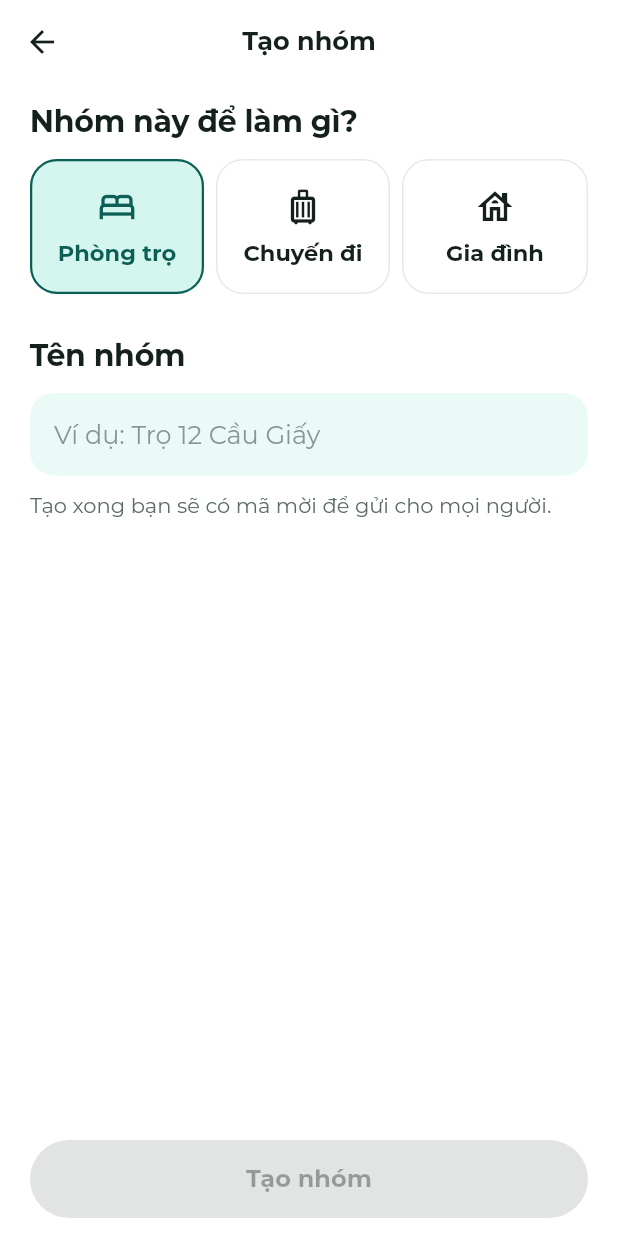
After one commit to thnhdtdev/tach, a Flutter app: the CreateGroupScreen screen opened directly, on a phone screen of 412 x 824 dp. The commit adds this screen. Run offline on Flutter 3.47's test engine with Material 3 defaults, Android fonts, the phone set to English and light mode, and no system bars; our stand-ins replace flutter_bloc, get_it, image_picker, material_ui, qr_flutter, shared_preferences; accounts and stored records are empty; project files that could hold a hidden picture were left out.

Commit message:
✨  feat: add group creation, switching and invite code

```diff
--- a/lib/src/datasource/sample/sample_group_repository.dart
+++ b/lib/src/datasource/sample/sample_group_repository.dart
@@ -51,6 +51,8 @@ class SampleGroupRepository implements GroupRepository {
         id: 'g-tro12',
         name: 'Trọ 12',
         code: 'TRO12',
+        type: GroupType.room,
+        inviteCode: 'K7M2QP',
         members: [
           Member(
             id: _me,
--- a/lib/src/domain/entities/group.dart
+++ b/lib/src/domain/entities/group.dart
@@ -48,11 +48,16 @@ class Member {
       Member(id: id, name: name, bank: bank, avatarBytes: bytes);
 }
 
+/// Nhóm dùng để làm gì. Quyết định gợi ý tên và cách gọi trong giao diện.
+enum GroupType { room, trip, family }
+
 class Group {
   const Group({
     required this.id,
     required this.name,
     required this.code,
+    required this.type,
+    required this.inviteCode,
     required this.members,
   });
 
@@ -61,8 +66,18 @@ class Group {
 
   /// Mã ngắn không dấu, dùng trong nội dung chuyển khoản (ví dụ `TRO12`).
   final String code;
+  final GroupType type;
+
+  /// Mã gửi cho người khác để họ vào nhóm.
+  final String inviteCode;
   final List<Member> members;
 
-  Group copyWith({List<Member>? members}) =>
-      Group(id: id, name: name, code: code, members: members ?? this.members);
+  Group copyWith({List<Member>? members}) => Group(
+    id: id,
+    name: name,
+    code: code,
+    type: type,
+    inviteCode: inviteCode,
+    members: members ?? this.members,
+  );
 }
--- /dev/null
+++ b/lib/src/presentation/group/create_group_screen.dart
@@ -0,0 +1,175 @@
+import 'package:flutter/services.dart';
+import 'package:flutter_bloc/flutter_bloc.dart';
+import 'package:material_ui/material_ui.dart';
+
+import '../../core/theme/app_colors.dart';
+import '../../domain/entities/group.dart';
+import '../ledger/ledger_cubit.dart';
+import 'group_invite_screen.dart';
+import 'group_type_ui.dart';
+
+/// Tạo nhóm mới: chọn loại nhóm, đặt tên, rồi sang màn mời bạn.
+class CreateGroupScreen extends StatefulWidget {
+  const CreateGroupScreen({super.key});
+
+  @override
+  State<CreateGroupScreen> createState() => _CreateGroupScreenState();
+}
+
+class _CreateGroupScreenState extends State<CreateGroupScreen> {
+  final _name = TextEditingController();
+  var _type = GroupType.room;
+
+  bool get _canCreate => _name.text.trim().isNotEmpty;
+
+  @override
+  void dispose() {
+    _name.dispose();
+    super.dispose();
+  }
+
+  void _create() {
+    final group = context.read<LedgerCubit>().createGroup(
+      name: _name.text,
+      type: _type,
+    );
+    Navigator.of(context).pushReplacement(
+      MaterialPageRoute<void>(
+        builder: (_) => GroupInviteScreen(groupId: group.id, justCreated: true),
+      ),
+    );
+  }
+
+  @override
+  Widget build(BuildContext context) {
+    final text = Theme.of(context).textTheme;
+
+    return Scaffold(
+      appBar: AppBar(title: const Text('Tạo nhóm')),
+      body: ListView(
+        padding: const EdgeInsets.fromLTRB(20, 12, 20, 24),
+        children: [
+          Text('Nhóm này để làm gì?', style: text.titleLarge),
+          const SizedBox(height: 12),
+          Row(
+            children: [
+              for (final type in GroupType.values)
+                Expanded(
+                  child: Padding(
+                    padding: EdgeInsets.only(
+                      right: type == GroupType.values.last ? 0 : 8,
+                    ),
+                    child: _TypeOption(
+                      type: type,
+                      selected: _type == type,
+                      onTap: () => setState(() => _type = type),
+                    ),
+                  ),
+                ),
+            ],
+          ),
+          const SizedBox(height: 28),
+          Text('Tên nhóm', style: text.titleLarge),
+          const SizedBox(height: 12),
+          TextField(
+            controller: _name,
+            textCapitalization: TextCapitalization.sentences,
+            inputFormatters: [LengthLimitingTextInputFormatter(30)],
+            style: text.titleMedium,
+            decoration: InputDecoration(
+              hintText: _type.nameHint,
+              hintStyle: text.titleMedium?.copyWith(
+                color: TachColors.inkSoft.withValues(alpha: 0.7),
+                fontWeight: FontWeight.w400,
+              ),
+              filled: true,
+              fillColor: TachColors.mintWash.withValues(alpha: 0.5),
+              border: OutlineInputBorder(
+                borderRadius: BorderRadius.circular(16),
+                borderSide: BorderSide.none,
+              ),
+            ),
+            onChanged: (_) => setState(() {}),
+            onSubmitted: (_) {
+              if (_canCreate) _create();
+            },
+          ),
+          const SizedBox(height: 10),
+          Text(
+            'Tạo xong bạn sẽ có mã mời để gửi cho mọi người.',
+            style: text.bodyMedium,
+          ),
+        ],
+      ),
+      bottomNavigationBar: SafeArea(
+        child: Padding(
+          padding: EdgeInsets.fromLTRB(
+            20,
+            8,
+            20,
+            12 + MediaQuery.viewInsetsOf(context).bottom,
+          ),
+          child: FilledButton(
+            onPressed: _canCreate ? _create : null,
+            child: const Text('Tạo nhóm'),
+          ),
+        ),
+      ),
+    );
+  }
+}
+
+class _TypeOption extends StatelessWidget {
+  const _TypeOption({
+    required this.type,
+    required this.selected,
+    required this.onTap,
+  });
+
+  final GroupType type;
+  final bool selected;
+  final VoidCallback onTap;
+
+  @override
+  Widget build(BuildContext context) {
+    final text = Theme.of(context).textTheme;
+    final color = selected ? TachColors.mintDeep : TachColors.ink;
+
+    return Semantics(
+      button: true,
+      selected: selected,
+      label: type.label,
+      excludeSemantics: true,
+      child: Material(
+        color: selected ? TachColors.mintWash : TachColors.paper,
+        shape: RoundedRectangleBorder(
+          borderRadius: BorderRadius.circular(18),
+          side: BorderSide(
+            color: selected ? TachColors.mintDeep : TachColors.line,
+            width: selected ? 1.5 : 1,
+          ),
+        ),
+        child: InkWell(
+          borderRadius: BorderRadius.circular(18),
+          onTap: onTap,
+          child: Padding(
+            padding: const EdgeInsets.symmetric(vertical: 18, horizontal: 6),
+            child: Column(
+              children: [
+                Icon(type.icon, size: 28, color: color),
+                const SizedBox(height: 8),
+                FittedBox(
+                  fit: BoxFit.scaleDown,
+                  child: Text(
+                    type.label,
+                    style: text.labelLarge?.copyWith(color: color),
+                  ),
+                ),
+              ],
+            ),
+          ),
+        ),
+      ),
+    );
+  }
+}
--- /dev/null
+++ b/lib/src/presentation/group/group_type_ui.dart
@@ -0,0 +1,25 @@
+import 'package:material_ui/material_ui.dart';
+
+import '../../domain/entities/group.dart';
+
+/// Cách gọi và biểu tượng của từng loại nhóm trong giao diện.
+extension GroupTypeUi on GroupType {
+  String get label => switch (this) {
+    GroupType.room => 'Phòng trọ',
+    GroupType.trip => 'Chuyến đi',
+    GroupType.family => 'Gia đình',
+  };
+
+  IconData get icon => switch (this) {
+    GroupType.room => Icons.bed_outlined,
+    GroupType.trip => Icons.luggage_outlined,
+    GroupType.family => Icons.house_outlined,
+  };
+
+  /// Gợi ý tên nhóm hiện trong ô nhập.
+  String get nameHint => switch (this) {
+    GroupType.room => 'Ví dụ: Trọ 12 Cầu Giấy',
+    GroupType.trip => 'Ví dụ: Đà Lạt tháng 12',
+    GroupType.family => 'Ví dụ: Nhà mình',
+  };
+}
--- a/lib/src/presentation/ledger/ledger_cubit.dart
+++ b/lib/src/presentation/ledger/ledger_cubit.dart
@@ -1,3 +1,4 @@
+import 'dart:math';
 import 'dart:typed_data';
 
 import 'package:flutter_bloc/flutter_bloc.dart';
@@ -12,29 +13,66 @@ import '../../domain/logic/balances.dart';
 import '../../domain/logic/split.dart';
 import '../../domain/repositories/group_repository.dart';
 
+/// Một nhóm cùng sổ chi tiêu của nó.
+class GroupLedger {
+  const GroupLedger({
+    required this.group,
+    this.expenses = const [],
+    this.settlements = const [],
+  });
+
+  final Group group;
+
+  /// Khoản chi của nhóm, mới nhất đứng đầu.
+  final List<Expense> expenses;
+  final List<Settlement> settlements;
+}
+
+const _noGroup = GroupLedger(
+  group: Group(
+    id: '',
+    name: '',
+    code: '',
+    type: GroupType.room,
+    inviteCode: '',
+    members: [],
+  ),
+);
+
 class LedgerState {
   const LedgerState({
     required this.isLoading,
-    required this.group,
     required this.meId,
-    required this.expenses,
-    required this.settlements,
+    required this.ledgers,
+    required this.currentGroupId,
   });
 
   const LedgerState.loading()
     : isLoading = true,
-      group = const Group(id: '', name: '', code: '', members: []),
       meId = '',
-      expenses = const [],
-      settlements = const [];
+      ledgers = const [],
+      currentGroupId = '';
 
   final bool isLoading;
-  final Group group;
   final String meId;
 
-  /// Khoản chi của nhóm, mới nhất đứng đầu.
-  final List<Expense> expenses;
-  final List<Settlement> settlements;
+  /// Mọi nhóm người dùng đang tham gia, theo thứ tự vào nhóm.
+  final List<GroupLedger> ledgers;
+  final String currentGroupId;
+
+  GroupLedger get _current => ledgers.firstWhere(
+    (l) => l.group.id == currentGroupId,
+    orElse: () => _noGroup,
+  );
+
+  List<Group> get groups => [for (final l in ledgers) l.group];
+
+  /// Nhóm đang mở.
+  Group get group => _current.group;
+
+  /// Khoản chi của nhóm đang mở, mới nhất đứng đầu.
+  List<Expense> get expenses => _current.expenses;
+  List<Settlement> get settlements => _current.settlements;
 
   Member member(String id) => group.members.firstWhere((m) => m.id == id);
 
@@ -71,28 +109,50 @@ class LedgerState {
     return null;
   }
 
+  /// Bản sao với thay đổi áp vào nhóm đang mở.
   LedgerState copyWith({
     Group? group,
     List<Expense>? expenses,
     List<Settlement>? settlements,
   }) {
+    final current = _current;
+    return withLedgers([
+      for (final l in ledgers)
+        if (l.group.id == currentGroupId)
+          GroupLedger(
+            group: group ?? current.group,
+            expenses: expenses ?? current.expenses,
+            settlements: settlements ?? current.settlements,
+          )
+        else
+          l,
+    ]);
+  }
+
+  LedgerState withLedgers(List<GroupLedger> ledgers, {String? currentGroupId}) {
     return LedgerState(
       isLoading: isLoading,
-      group: group ?? this.group,
       meId: meId,
-      expenses: expenses ?? this.expenses,
-      settlements: settlements ?? this.settlements,
+      ledgers: ledgers,
+      currentGroupId: currentGroupId ?? this.currentGroupId,
     );
   }
 }
 
-/// Trạng thái sổ chi tiêu của nhóm đang mở.
+/// Trạng thái các nhóm của người dùng và sổ chi tiêu của nhóm đang mở.
 ///
 /// Thay đổi hiện chỉ giữ trong bộ nhớ; khi có Supabase sẽ ghi qua repository.
 class LedgerCubit extends Cubit<LedgerState> {
-  LedgerCubit(this._repository) : super(const LedgerState.loading());
+  LedgerCubit(this._repository, {Random? random})
+    : _random = random ?? Random(),
+      super(const LedgerState.loading());
+
+  /// Bộ ký tự mã mời, bỏ các ký tự dễ đọc nhầm (0/O, 1/I/L).
+  static const _inviteAlphabet = 'ABCDEFGHJKMNPQRSTUVWXYZ23456789';
+  static const _inviteLength = 6;
 
   final GroupRepository _repository;
+  final Random _random;
   var _localId = 0;
 
   String _newId(String prefix) => '$prefix-local-${_localId++}';
@@ -103,11 +163,16 @@ class LedgerCubit extends Cubit<LedgerState> {
     emit(
       LedgerState(
         isLoading: false,
+        meId: snapshot.currentUserId,
+        currentGroupId: snapshot.group.id,
+        ledgers: [
+          GroupLedger(
             group: snapshot.group,
-        meId: snapshot.currentUserId,
             expenses: [...snapshot.expenses]
               ..sort((a, b) => b.createdAt.compareTo(a.createdAt)),
             settlements: snapshot.settlements,
+          ),
+        ],
       ),
     );
   }
@@ -179,17 +244,53 @@ class LedgerCubit extends Cubit<LedgerState> {
     });
   }
 
+  /// Hồ sơ của người dùng đi theo họ ở mọi nhóm, nên sửa ở tất cả các nhóm.
   void _updateMe(Member Function(Member) change) {
     emit(
-      state.copyWith(
-        group: state.group.copyWith(
+      state.withLedgers([
+        for (final l in state.ledgers)
+          GroupLedger(
+            group: l.group.copyWith(
               members: [
-            for (final m in state.group.members)
+                for (final m in l.group.members)
                   if (m.id == state.meId) change(m) else m,
               ],
             ),
+            expenses: l.expenses,
+            settlements: l.settlements,
           ),
+      ]),
     );
+  }
+
+  /// Tạo nhóm mới chỉ có người dùng, rồi mở luôn nhóm đó.
+  Group createGroup({required String name, required GroupType type}) {
+    final trimmed = name.trim();
+    final group = Group(
+      id: _newId('g'),
+      name: trimmed,
+      code: groupCodeFromName(trimmed),
+      type: type,
+      inviteCode: [
+        for (var i = 0; i < _inviteLength; i++)
+          _inviteAlphabet[_random.nextInt(_inviteAlphabet.length)],
+      ].join(),
+      members: [state.member(state.meId)],
+    );
+    emit(
+      state.withLedgers([
+        ...state.ledgers,
+        GroupLedger(group: group),
+      ], currentGroupId: group.id),
+    );
+    return group;
+  }
+
+  /// Mở một nhóm khác trong các nhóm đang tham gia.
+  void switchGroup(String groupId) {
+    if (groupId == state.currentGroupId) return;
+    if (!state.ledgers.any((l) => l.group.id == groupId)) return;
+    emit(state.withLedgers(state.ledgers, currentGroupId: groupId));
   }
 
   /// Đổi tên hiển thị của chính người dùng. Bỏ qua tên trống.
```
Also changed, not shown: lib/src/core/format/transfer_code.dart (+20 -3 lines), lib/src/presentation/capture/capture_page.dart (+27 -9 lines), lib/src/presentation/group/group_invite_screen.dart (added, +102 -0 lines), lib/src/presentation/group/groups_sheet.dart (added, +106 -0 lines), lib/src/presentation/home/home_screen.dart (+32 -0 lines), lib/src/presentation/profile/profile_screen.dart (+11 -0 lines), 3 other files. Lines whose indentation alone changed are shown as unchanged.
